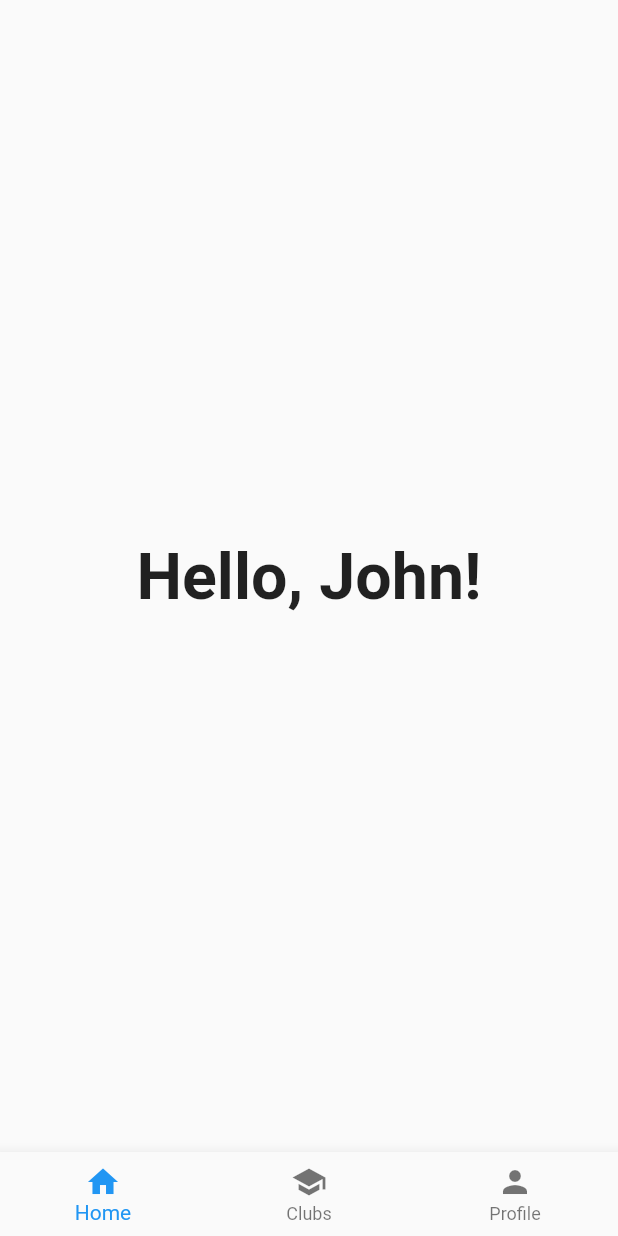
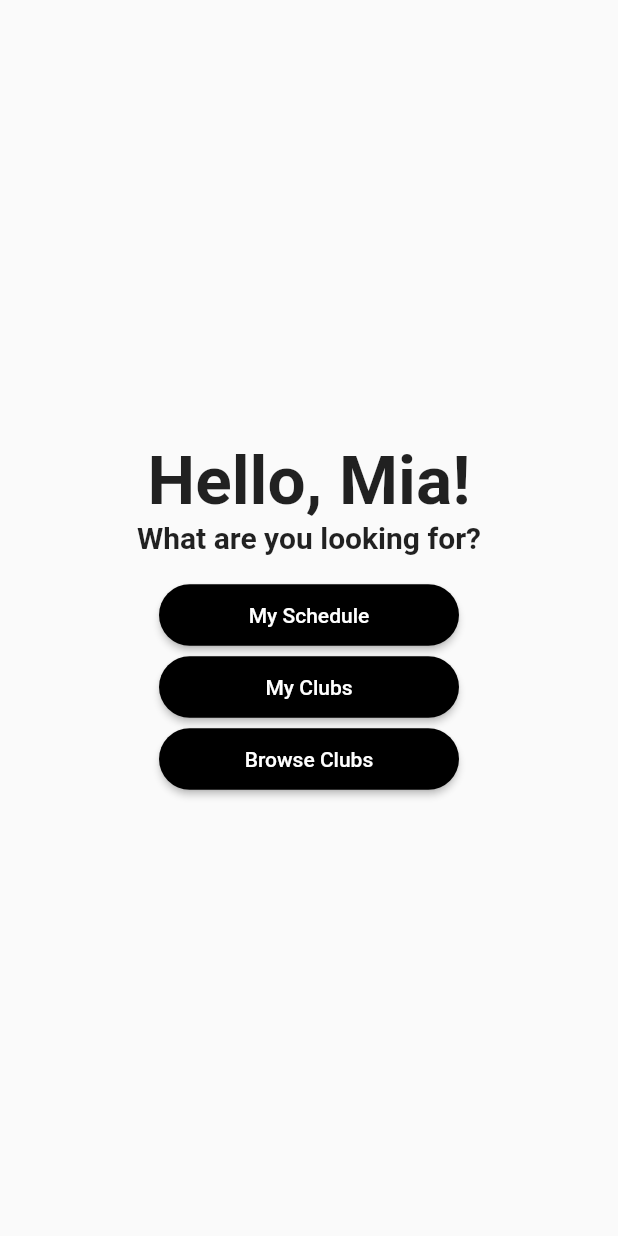
Before and after one commit to rfern565/MHS-App, a Flutter app: the screen it shows after launch, on a phone screen of 412 x 824 dp. Run offline on Flutter 3.47's test engine with Material 2 defaults, Android fonts, the light colour scheme and no system bars.

Commit message:
Created first iteration of initial page

```diff
--- a/mhsapp/analysis_options.yaml
+++ b/mhsapp/analysis_options.yaml
@@ -1,29 +1,10 @@
-# This file configures the analyzer, which statically analyzes Dart code to
-# check for errors, warnings, and lints.
-#
-# The issues identified by the analyzer are surfaced in the UI of Dart-enabled
-# IDEs (https://dart.dev/tools#ides-and-editors). The analyzer can also be
-# invoked from the command line by running `flutter analyze`.
-
-# The following line activates a set of recommended lints for Flutter apps,
-# packages, and plugins designed to encourage good coding practices.
 include: package:flutter_lints/flutter.yaml
 
 linter:
-  # The lint rules applied to this project can be customized in the
-  # section below to disable rules from the `package:flutter_lints/flutter.yaml`
-  # included above or to enable additional rules. A list of all available lints
-  # and their documentation is published at
-  # https://dart-lang.github.io/linter/lints/index.html.
-  #
-  # Instead of disabling a lint rule for the entire project in the
-  # section below, it can also be suppressed for a single line of code
-  # or a specific dart file by using the `// ignore: name_of_lint` and
-  # `// ignore_for_file: name_of_lint` syntax on the line or in the file
-  # producing the lint.
   rules:
-    # avoid_print: false  # Uncomment to disable the `avoid_print` rule
-    # prefer_single_quotes: true  # Uncomment to enable the `prefer_single_quotes` rule
-
-# Additional information about this file can be found at
-# https://dart.dev/guides/language/analysis-options
+    prefer_const_constructors: false
+    prefer_final_fields: false
+    use_key_in_widget_constructors: false
+    prefer_const_literals_to_create_immutables: false
+    prefer_const_constructors_in_immutables: false
+    avoid_print: false
--- a/mhsapp/lib/main.dart
+++ b/mhsapp/lib/main.dart
@@ -9,28 +9,136 @@ class MyApp extends StatelessWidget {
   @override
   Widget build(BuildContext context) {
     return MaterialApp(
-      home: Scaffold(
-  bottomNavigationBar: BottomNavigationBar(
-    items: const <BottomNavigationBarItem>[
-      BottomNavigationBarItem(
-        icon: Icon(Icons.home),
-        label: 'Home',
-      ),
-      BottomNavigationBarItem(
-        icon: Icon(Icons.school),
-        label: 'Clubs',
-      ),
-      BottomNavigationBarItem(
-        icon: Icon(Icons.person),
-        label: 'Profile',
-      ),
-    ],
-  ),
-    body: const Center(
-      child: Text('Hello, John!',
-      style: TextStyle(fontWeight: FontWeight.bold, fontSize: 43))
-      )
-      )
+
+      home: HomePage(),
+      routes: {
+        '/mySchedule': (context) => MySchedulePage(),
+        '/myClubs': (context) => MyClubsPage(),
+        '/browseClubs': (context) => BrowseClubsPage(),
+      },
     );
   }
 }
+
+class HomePage extends StatelessWidget {
+  @override
+  Widget build(BuildContext context) {
+    return Scaffold(
+    body: Center(
+        child: Column(
+          mainAxisAlignment: MainAxisAlignment.center,
+          children: [
+            Text(
+              'Hello, Mia!',
+              style: TextStyle(
+                fontSize: 45,
+                fontWeight: FontWeight.bold,
+              ),
+            ),
+            Text(
+              'What are you looking for?',
+              style: TextStyle(
+                fontSize: 20,
+                fontWeight: FontWeight.bold,
+              ),
+            ),
+            SizedBox(height: 16),
+            ElevatedButton(
+              onPressed: () {
+                Navigator.pushNamed(context, '/mySchedule');
+              },
+              child: Text(' My Schedule '),
+                style: ButtonStyle(
+                backgroundColor: MaterialStateProperty.all<Color>(Colors.black),
+                shape: MaterialStateProperty.all<RoundedRectangleBorder>(
+                  RoundedRectangleBorder(
+                    borderRadius: BorderRadius.circular(50.0),
+                  ),
+                ),
+                minimumSize: MaterialStateProperty.all<Size>(
+                  Size(200, 41),
+                ),
+              ),
+            ),
+            ElevatedButton(
+              onPressed: () {
+                Navigator.pushNamed(context, '/myClubs');
+              },
+              child: Text('    My Clubs    '),
+                style: ButtonStyle(
+                backgroundColor: MaterialStateProperty.all<Color>(Colors.black),
+                shape: MaterialStateProperty.all<RoundedRectangleBorder>(
+                  RoundedRectangleBorder(
+                    borderRadius: BorderRadius.circular(50.0),
+                  ),
+                ),
+                minimumSize: MaterialStateProperty.all<Size>(
+                  Size(200, 41),
+                ),
+              ),
+            ),
+            ElevatedButton(
+              onPressed: () {
+                Navigator.pushNamed(context, '/browseClubs');
+              },
+              child: Text('Browse Clubs'),
+                style: ButtonStyle(
+                backgroundColor: MaterialStateProperty.all<Color>(Colors.black),
+                shape: MaterialStateProperty.all<RoundedRectangleBorder>(
+                  RoundedRectangleBorder(
+                    borderRadius: BorderRadius.circular(50.0),
+                  ),
+                ),
+                minimumSize: MaterialStateProperty.all<Size>(
+                  Size(200, 41),
+                ),
+              ),
+            ),
+          ],
+        ),
+      ),
+    );
+  }
+}
+
+class MySchedulePage extends StatelessWidget {
+  @override
+  Widget build(BuildContext context) {
+    return Scaffold(
+      appBar: AppBar(
+        title: Text('My Schedule'),
+      ),
+      body: Center(
+        child: Text('My Schedule Page'),
+      ),
+    );
+  }
+}
+
+class MyClubsPage extends StatelessWidget {
+  @override
+  Widget build(BuildContext context) {
+    return Scaffold(
+      appBar: AppBar(
+        title: Text('My Clubs'),
+      ),
+      body: Center(
+        child: Text('My Clubs Page'),
+      ),
+    );
+  }
+}
+
+class BrowseClubsPage extends StatelessWidget {
+  @override
+  Widget build(BuildContext context) {
+    return Scaffold(
+      appBar: AppBar(
+        title: Text('Browse Clubs'),
+      ),
+      body: Center(
+        child: Text('Browse Clubs Page'),
+      ),
+    );
+  }
+}
```
